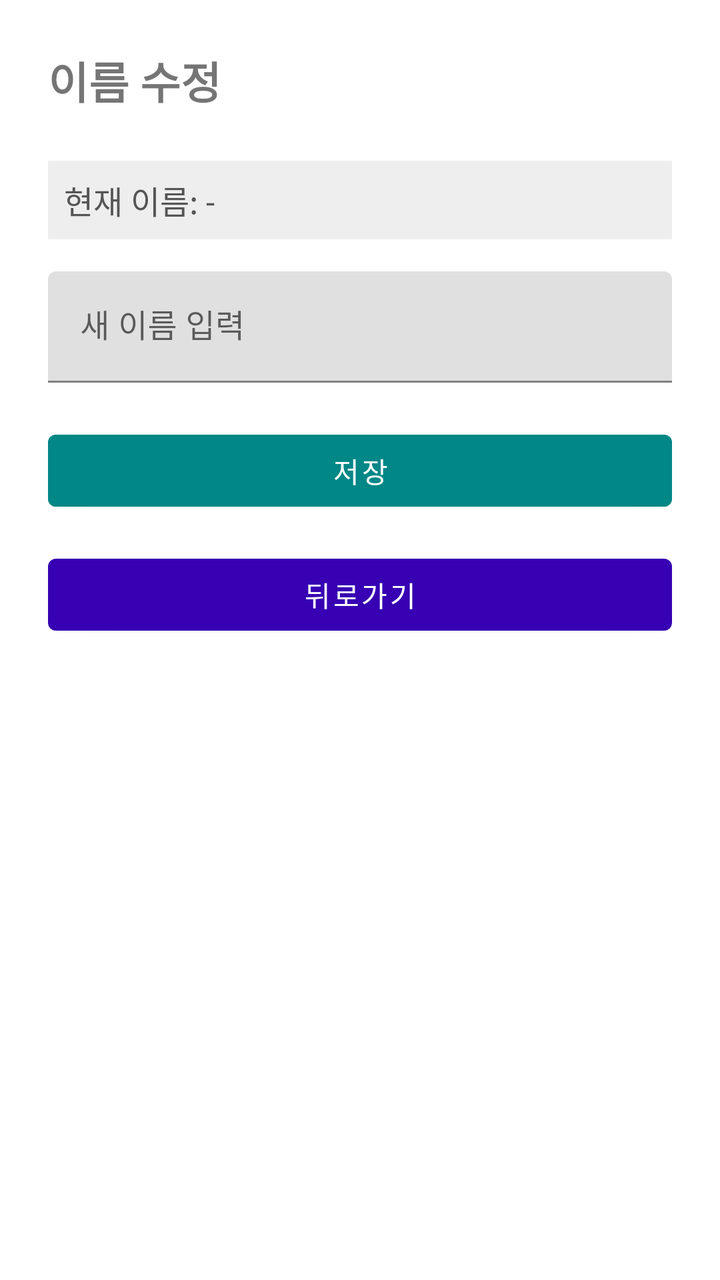
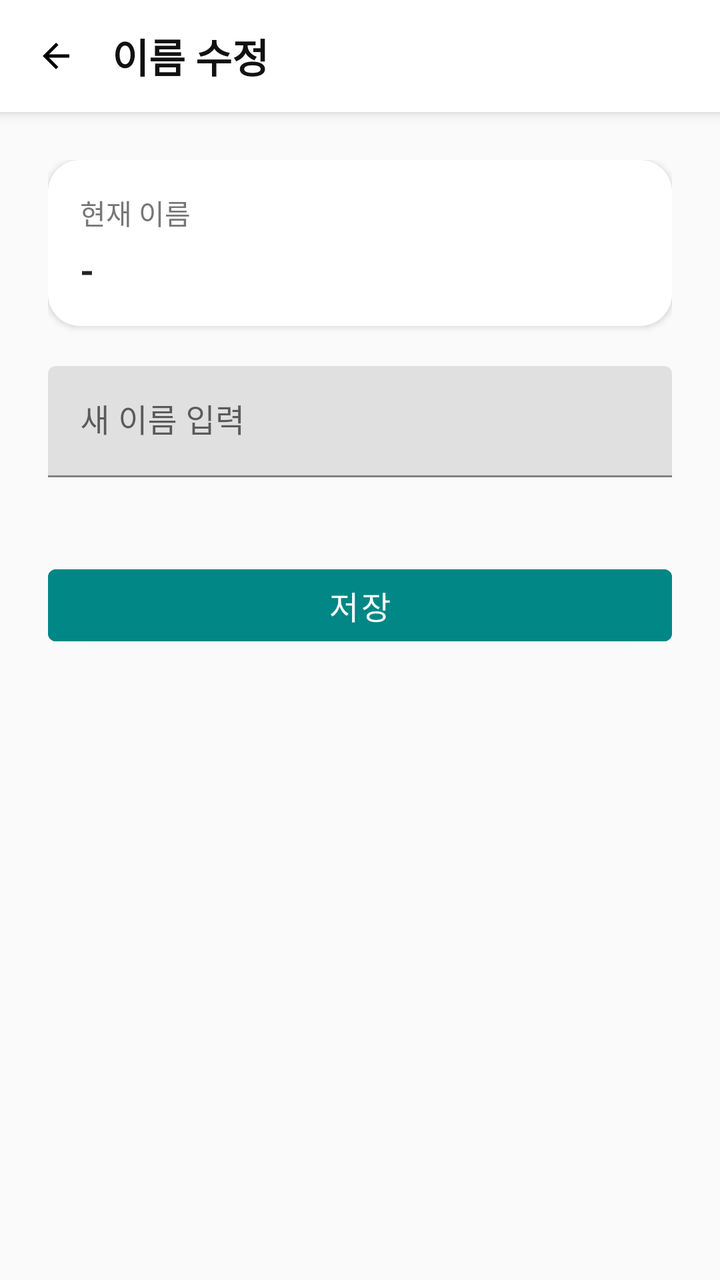

Two renders of the same Android screen: before a commit and after it. Below are the layout's source before the change and the commit's diff.
<!-- AndroidManifest.xml: application theme Theme.GJGN -->
<!-- res/layout/activity_edit_name.xml -->
<?xml version="1.0" encoding="utf-8"?>
<ScrollView xmlns:android="http://schemas.android.com/apk/res/android"
    android:layout_width="match_parent"
    android:layout_height="match_parent"
    android:padding="24dp"
    android:fillViewport="true">

    <LinearLayout
        android:layout_width="match_parent"
        android:layout_height="wrap_content"
        android:orientation="vertical">

        <TextView
            android:text="이름 수정"
            android:textSize="22sp"
            android:textStyle="bold"
            android:layout_marginBottom="24dp"
            android:layout_width="wrap_content"
            android:layout_height="wrap_content"/>

        
        <TextView
            android:id="@+id/tvCurrentName"
            android:layout_width="match_parent"
            android:layout_height="wrap_content"
            android:text="현재 이름: -"
            android:textSize="16sp"
            android:textColor="#555555"
            android:padding="8dp"
            android:background="#EEEEEE"
            android:layout_marginBottom="16dp" />

        <com.google.android.material.textfield.TextInputLayout
            android:layout_width="match_parent"
            android:layout_height="wrap_content"
            android:hint="새 이름 입력"
            android:layout_marginBottom="20dp">

            <com.google.android.material.textfield.TextInputEditText
                android:id="@+id/etName"
                android:layout_width="match_parent"
                android:layout_height="wrap_content"/>
        </com.google.android.material.textfield.TextInputLayout>

        <com.google.android.material.button.MaterialButton
            android:id="@+id/btnSave"
            android:text="저장"
            android:backgroundTint="@color/teal_700"
            android:textColor="@android:color/white"
            android:layout_width="match_parent"
            android:layout_height="wrap_content"
            android:layout_marginBottom="14dp"/>

        <com.google.android.material.button.MaterialButton
            android:id="@+id/btnBack"
            android:text="뒤로가기"
            android:layout_width="match_parent"
            android:layout_height="wrap_content"/>
    </LinearLayout>
</ScrollView>
<!-- resources referenced by this layout -->
<resources>
  <color name="teal_700">#FF018786</color>
  <style name="Theme.GJGN" parent="Theme.MaterialComponents.DayNight.NoActionBar">
          
          <item name="colorPrimary">@color/purple_700</item>
          <item name="colorPrimaryVariant">@color/purple_700</item>
          <item name="colorOnPrimary">@android:color/white</item>
          <item name="colorSecondary">@color/teal_700</item>
          <item name="android:windowMinWidthMajor">320dp</item>
          <item name="android:windowMinWidthMinor">320dp</item>
      </style>
  <color name="purple_700">#FF3700B3</color>
</resources>

<!-- the commit's change to res/layout/activity_edit_name.xml (unified diff, before → after) -->
@@ -1,60 +1,105 @@
 <?xml version="1.0" encoding="utf-8"?>
-<ScrollView xmlns:android="http://schemas.android.com/apk/res/android"
+<LinearLayout xmlns:android="http://schemas.android.com/apk/res/android"
     android:layout_width="match_parent"
     android:layout_height="match_parent"
-    android:padding="24dp"
-    android:fillViewport="true">
+    android:orientation="vertical"
+    android:background="#FAFAFA">
 
+    
     <LinearLayout
         android:layout_width="match_parent"
-        android:layout_height="wrap_content"
-        android:orientation="vertical">
+        android:layout_height="56dp"
+        android:orientation="horizontal"
+        android:gravity="center_vertical"
+        android:paddingStart="12dp"
+        android:paddingEnd="12dp"
+        android:background="@android:color/white"
+        android:elevation="4dp">
+
+        <ImageView
+            android:id="@+id/btnBack"
+            android:layout_width="32dp"
+            android:layout_height="32dp"
+            android:src="@drawable/ic_arrow_back"
+            android:padding="6dp"
+            android:background="?attr/selectableItemBackgroundBorderless" />
 
         <TextView
             android:text="이름 수정"
-            android:textSize="22sp"
+            android:textSize="20sp"
             android:textStyle="bold"
-            android:layout_marginBottom="24dp"
+            android:textColor="#111111"
+            android:layout_marginStart="12dp"
             android:layout_width="wrap_content"
             android:layout_height="wrap_content"/>
+    </LinearLayout>
 
-        
-        <TextView
-            android:id="@+id/tvCurrentName"
+    
+    <ScrollView
+        android:layout_width="match_parent"
+        android:layout_height="match_parent"
+        android:fillViewport="true">
+
+        <LinearLayout
             android:layout_width="match_parent"
             android:layout_height="wrap_content"
-            android:text="현재 이름: -"
-            android:textSize="16sp"
-            android:textColor="#555555"
-            android:padding="8dp"
-            android:background="#EEEEEE"
-            android:layout_marginBottom="16dp" />
+            android:orientation="vertical"
+            android:padding="24dp">
 
-        <com.google.android.material.textfield.TextInputLayout
-            android:layout_width="match_parent"
-            android:layout_height="wrap_content"
-            android:hint="새 이름 입력"
-            android:layout_marginBottom="20dp">
+            
+            <LinearLayout
+                android:layout_width="match_parent"
+                android:layout_height="wrap_content"
+                android:background="@drawable/bg_card"
+                android:elevation="2dp"
+                android:padding="16dp"
+                android:orientation="vertical"
+                android:layout_marginBottom="20dp">
 
-            <com.google.android.material.textfield.TextInputEditText
-                android:id="@+id/etName"
+                <TextView
+                    android:text="현재 이름"
+                    android:textSize="14sp"
+                    android:textColor="#777777"
+                    android:layout_width="wrap_content"
+                    android:layout_height="wrap_content"/>
+
+                <TextView
+                    android:id="@+id/tvCurrentName"
+                    android:layout_width="wrap_content"
+                    android:layout_height="wrap_content"
+                    android:text="-"
+                    android:textColor="#222222"
+                    android:textSize="18sp"
+                    android:textStyle="bold"
+                    android:layout_marginTop="6dp"/>
+            </LinearLayout>
+
+            
+            <com.google.android.material.textfield.TextInputLayout
                 android:layout_width="match_parent"
-                android:layout_height="wrap_content"/>
-        </com.google.android.material.textfield.TextInputLayout>
+                android:layout_height="wrap_content"
+                android:hint="새 이름 입력"
+                android:layout_marginBottom="20dp">
 
-        <com.google.android.material.button.MaterialButton
-            android:id="@+id/btnSave"
-            android:text="저장"
-            android:backgroundTint="@color/teal_700"
-            android:textColor="@android:color/white"
-            android:layout_width="match_parent"
-            android:layout_height="wrap_content"
-            android:layout_marginBottom="14dp"/>
+                <com.google.android.material.textfield.TextInputEditText
+                    android:id="@+id/etName"
+                    android:layout_width="match_parent"
+                    android:layout_height="wrap_content" />
+            </com.google.android.material.textfield.TextInputLayout>
 
-        <com.google.android.material.button.MaterialButton
-            android:id="@+id/btnBack"
-            android:text="뒤로가기"
-            android:layout_width="match_parent"
-            android:layout_height="wrap_content"/>
-    </LinearLayout>
-</ScrollView>
+            
+            <com.google.android.material.button.MaterialButton
+                android:id="@+id/btnSave"
+                android:text="저장"
+                android:textColor="@android:color/white"
+                android:backgroundTint="@color/teal_700"
+                android:layout_marginTop="20dp"
+                android:layout_width="match_parent"
+                android:layout_height="48dp"
+                android:textSize="16sp"
+                android:cornerRadius="12dp" />
+
+        </LinearLayout>
+    </ScrollView>
+
+</LinearLayout>
<!-- resource entries referenced after the edit -->
@@ -1,6 +1,22 @@
 <!-- resources referenced by this layout -->
 <resources>
   <color name="teal_700">#FF018786</color>
+  <!-- drawable bg_card (drawable) -->
+  <shape xmlns:android="http://schemas.android.com/apk/res/android">
+      <solid android:color="@android:color/white"/>
+      <corners android:radius="16dp"/>
+  </shape>
+  <!-- drawable ic_arrow_back (drawable) -->
+  <vector xmlns:android="http://schemas.android.com/apk/res/android"
+      android:width="24dp"
+      android:height="24dp"
+      android:viewportWidth="24"
+      android:viewportHeight="24">
+  
+      <path
+          android:fillColor="#000000"
+          android:pathData="M20,11H7.83l5.59,-5.59L12,4l-8,8 8,8 1.41,-1.41L7.83,13H20v-2z"/>
+  </vector>
   <style name="Theme.GJGN" parent="Theme.MaterialComponents.DayNight.NoActionBar">
           
           <item name="colorPrimary">@color/purple_700</item>
